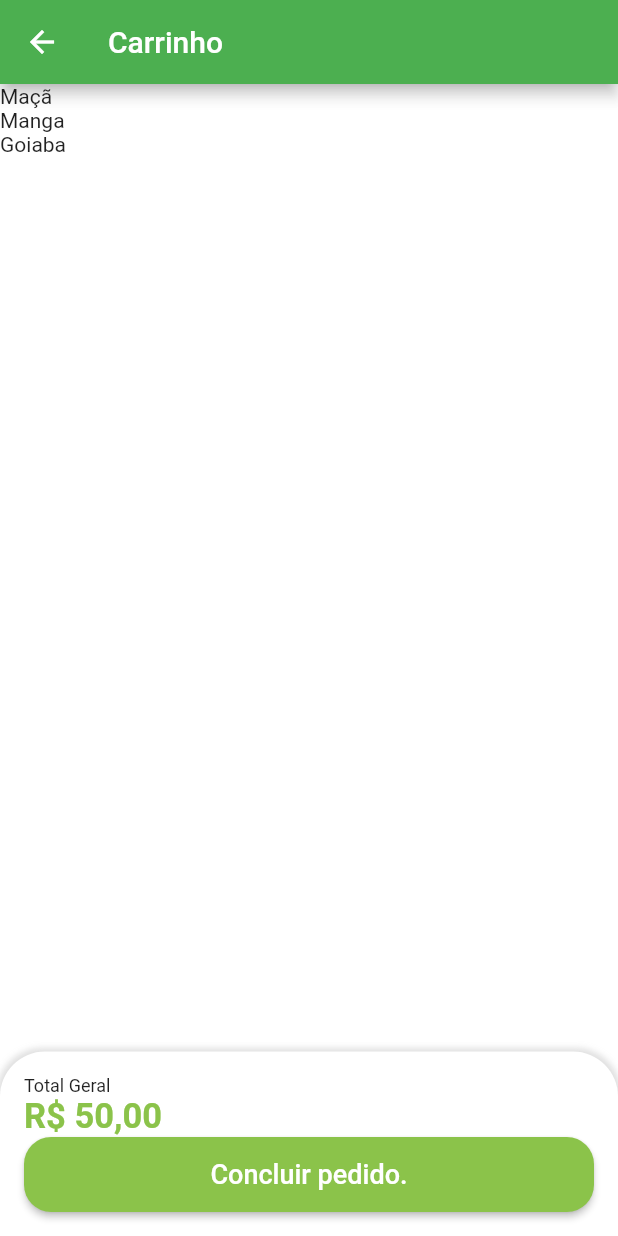
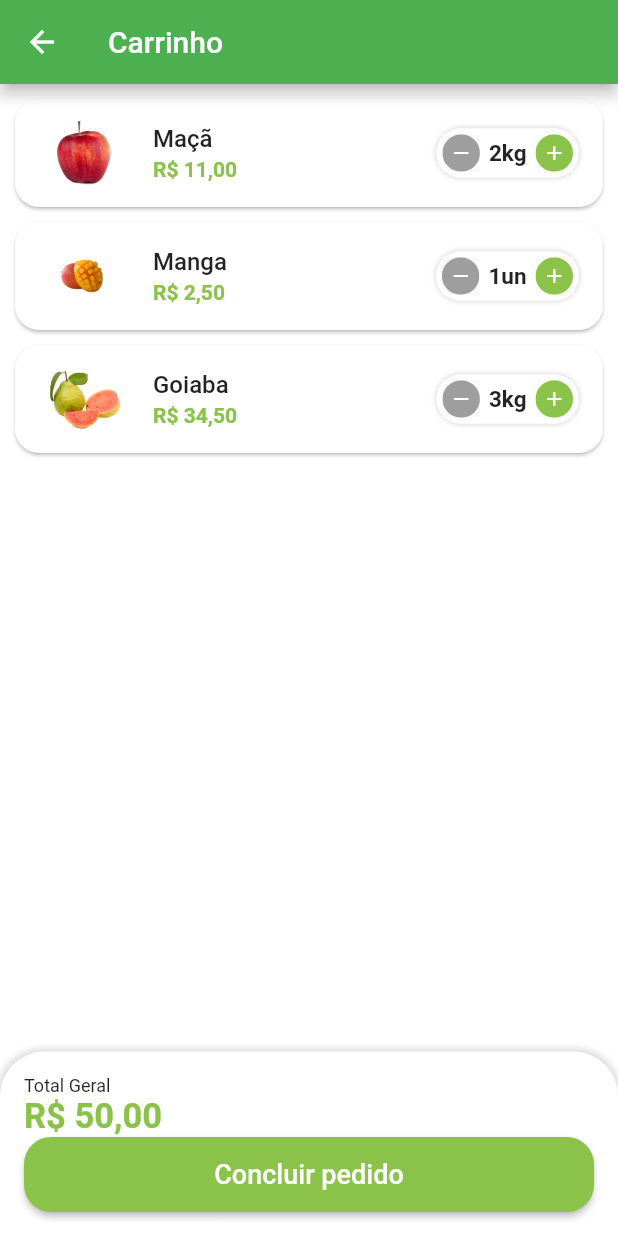
Before and after one commit to RenatoRosaFranco/fruit-ecommerce-app, a Flutter app: the CartTab screen opened directly, on a phone screen of 412 x 824 dp. Run offline on Flutter 3.47's test engine with Material 2 defaults, Android fonts, the phone set to English and light mode, and no system bars; our stand-ins replace animated_text_kit, mask_text_input_formatter.

Commit message:
Adicionando tile dos produtos

```diff
--- a/lib/src/models/cart_item_model.dart
+++ b/lib/src/models/cart_item_model.dart
@@ -10,4 +10,6 @@ class CartItemModel {
     required this.item,
     required this.quantity
   });
+
+  totalPrice() => item.price * quantity;
 }
--- a/lib/src/pages/cart/cart_tab.dart
+++ b/lib/src/pages/cart/cart_tab.dart
@@ -2,6 +2,7 @@
 
 import 'package:flutter/material.dart';
 import 'package:untitled4/src/config/custom_colors.dart';
+import 'package:untitled4/src/pages/cart/components/cart_tile.dart';
 import 'package:untitled4/src/services/utils_services.dart';
 import 'package:untitled4/src/config/app_data.dart' as app_data;
 
@@ -28,7 +29,7 @@ class _CartTabState extends State<CartTab> {
             child: ListView.builder(
               itemCount: app_data.cartItems.length,
               itemBuilder: (_, index) {
-                return Text(app_data.cartItems[index].item.itemName);
+                return CartTile(cartItem: app_data.cartItems[index]);
               },
             ),
           ),
@@ -65,7 +66,7 @@ class _CartTabState extends State<CartTab> {
                                 borderRadius: BorderRadius.circular(18))),
                         onPressed: () {},
                         child: const Text(
-                          'Concluir pedido.',
+                          'Concluir pedido',
                           style: TextStyle(fontSize: 18),
                         )),
                   )
--- /dev/null
+++ b/lib/src/pages/cart/components/cart_tile.dart
@@ -0,0 +1,44 @@
+// frozen_string_literal: true
+
+import 'package:flutter/material.dart';
+import 'package:untitled4/src/config/custom_colors.dart';
+import 'package:untitled4/src/models/cart_item_model.dart';
+import 'package:untitled4/src/pages/common_widgets/quantity_widget.dart';
+import 'package:untitled4/src/services/utils_services.dart';
+
+class CartTile extends StatelessWidget {
+  CartTile({Key? key, required this.cartItem}) : super(key: key);
+
+  final CartItemModel cartItem;
+  UtilsServices utilsServices = UtilsServices();
+
+  @override
+  Widget build(BuildContext context) {
+    return Card(
+      margin: const EdgeInsets.fromLTRB(10, 10, 10, 0),
+      shape: RoundedRectangleBorder(
+        borderRadius: BorderRadius.circular(16)
+      ),
+      child: ListTile(
+        // Imagem
+        leading: Image.asset(cartItem.item.imageUrl, width: 60, height: 60),
+
+        title: Text(cartItem.item.itemName,
+            style: const TextStyle(fontWeight: FontWeight.w500)),
+        // Total
+        subtitle: Text(
+          utilsServices.priceToCurrency(cartItem.totalPrice()),
+          style: TextStyle(
+              color: CustomColors.customSwatchColor,
+              fontWeight: FontWeight.bold),
+        ),
+        // Quantidade
+        trailing: QuantityWidget(
+          result: (quantity) {},
+          suffixText: cartItem.item.unit,
+          value: cartItem.quantity,
+        ),
+      ),
+    );
+  }
+}
--- a/lib/src/pages/common_widgets/quantity_widget.dart
+++ b/lib/src/pages/common_widgets/quantity_widget.dart
@@ -26,6 +26,7 @@ class QuantityWidget extends StatelessWidget {
         ],
       ),
       child: Row(
+        mainAxisSize: MainAxisSize.min,
         children: [
           _QuantityButton(
             icon: Icons.remove,
--- a/lib/src/pages/home/components/item_tile.dart
+++ b/lib/src/pages/home/components/item_tile.dart
@@ -3,7 +3,7 @@
 import 'package:flutter/material.dart';
 import 'package:untitled4/src/config/custom_colors.dart';
 import 'package:untitled4/src/models/item_model.dart';
-import 'package:untitled4/src/product/product_screen.dart';
+import 'package:untitled4/src/pages/product/product_screen.dart';
 import 'package:untitled4/src/services/utils_services.dart';
 
 class ItemTile extends StatelessWidget {
```
Also changed, not shown: lib/src/pages/product/product_screen.dart (renamed from lib/src/product/product_screen.dart).
